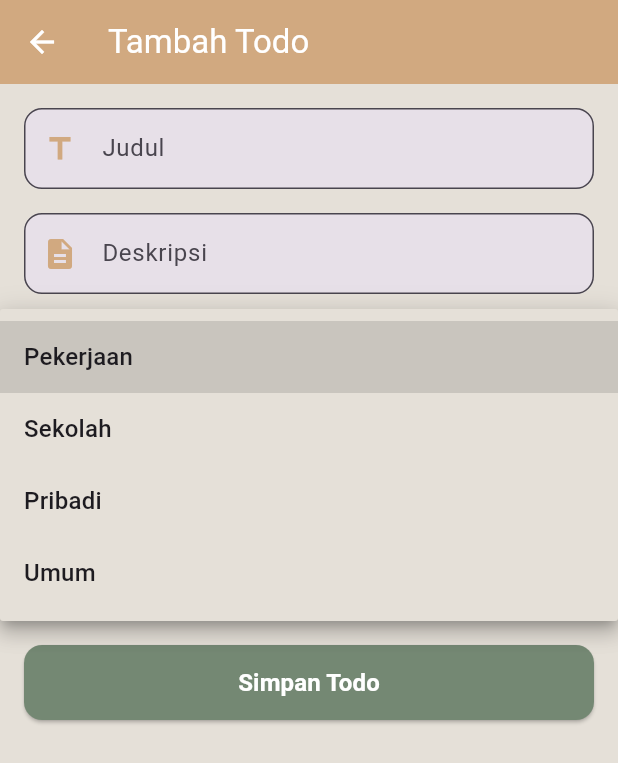
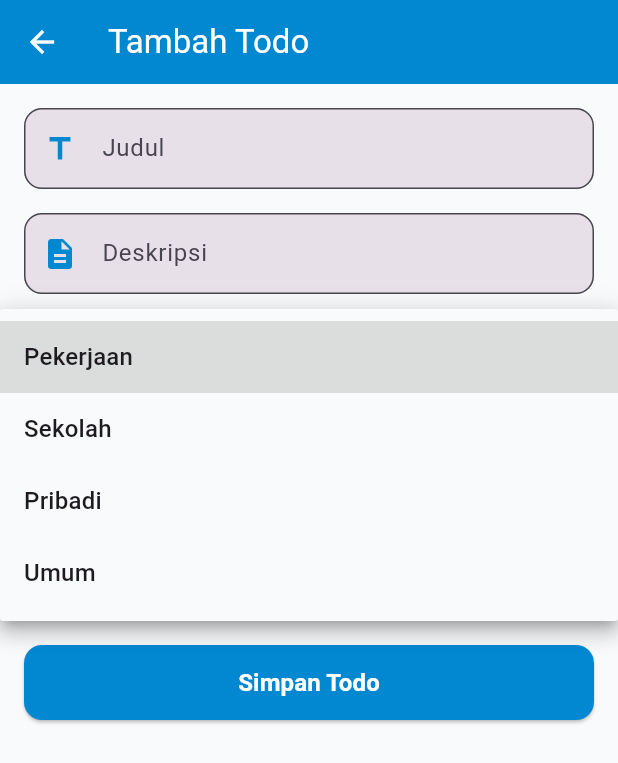
Before and after one commit to BanyuBening1/to_do_list_app, a Flutter app: the AddPage screen opened by its route, after a tap on "Pilih Kategori", on a phone screen of 412 x 824 dp. Shown: the top 763 px of the screen. Run offline on Flutter 3.47's test engine with Material 3 defaults, Android fonts, the phone set to English and light mode, and no system bars; our stand-ins replace get.

Commit message:
FEAT [Alip] feat change colour

```diff
--- a/lib/bindings/dashboard_binding.dart
+++ b/lib/bindings/dashboard_binding.dart
@@ -7,7 +7,6 @@ import 'package:to_do_list_app/controllers/home_controller.dart';
 class DashboardBinding extends Bindings {
   @override
   void dependencies() {
-    // Get.put<HomeController>(HomeController(), permanent: true);
     Get.lazyPut<DashboardController>(() => DashboardController(), fenix: true);
     Get.lazyPut<HomeController>(() => HomeController(), fenix: true);
     Get.lazyPut<AddTodoController>(() => AddTodoController(), fenix: true);
--- a/lib/components/app_color.dart
+++ b/lib/components/app_color.dart
@@ -1,11 +1,17 @@
 import 'package:flutter/material.dart';
 
 class AppColors {
-  static const Color primary = Color(0xFF748873);
-  static const Color secondary = Color(0xFFD1A980);
-  static const Color background = Color(0xFFE5E0D8);
-  static const Color surface = Color(0xFFF8F8F8);
-  static const Color appbar =  Color(0xFFF08787);
-  static const Color textDark = Colors.black87;
+  static const Color primary = Color(0xFF4FC3F7);
+  static const Color secondary = Color(
+    0xFF0288D1,
+  );
+  static const Color background = Color(
+    0xFFF9FAFB,
+  );
+  static const Color surface = Color(
+    0xFFFFFFFF,
+  );
+  static const Color appbar = Color(0xFF03A9F4);
+  static const Color textDark = Color(0xFF1A1A1A);
   static const Color textLight = Colors.white;
 }
--- a/lib/components/custom_button.dart
+++ b/lib/components/custom_button.dart
@@ -19,7 +19,7 @@ class CustomButton extends StatelessWidget {
   Widget build(BuildContext context) {
     return ElevatedButton(
       style: ElevatedButton.styleFrom(
-        backgroundColor: AppColors.primary,
+        backgroundColor: AppColors.secondary,
         minimumSize: const Size(double.infinity, 50),
         shape: RoundedRectangleBorder(
           borderRadius: BorderRadius.circular(12),
--- a/lib/components/profile_avatar.dart
+++ b/lib/components/profile_avatar.dart
@@ -27,7 +27,7 @@ class ProfileAvatar extends StatelessWidget {
           style: const TextStyle(
             fontSize: 22,
             fontWeight: FontWeight.bold,
-            color: Colors.black87,
+            color: Colors.white,
           ),
         ),
         const SizedBox(height: 4),
@@ -35,7 +35,7 @@ class ProfileAvatar extends StatelessWidget {
           email,
           style: TextStyle(
             fontSize: 14,
-            color: Colors.grey.shade600,
+            color: Colors.white,
           ),
         ),
       ],
--- a/lib/components/profile_item.dart
+++ b/lib/components/profile_item.dart
@@ -13,8 +13,8 @@ class ProfileItem extends StatelessWidget {
   @override
   Widget build(BuildContext context) {
     return ListTile(
-      leading: Icon(icon, color: Colors.blue),
-      title: Text(text, style: const TextStyle(fontSize: 16)),
+      leading: Icon(icon, color: Colors.white),
+      title: Text(text, style: const TextStyle(fontSize: 16,color: Colors.white,)),
     );
   }
 }
--- a/lib/controllers/home_controller.dart
+++ b/lib/controllers/home_controller.dart
@@ -10,14 +10,7 @@ class HomeController extends GetxController {
 
   final dateFormat = DateFormat('dd-MM-yyyy');
 
-  @override
-  void onInit() {
-    super.onInit();
-    todos.refresh();
-    print(
-      "HomeController created: $hashCode",
-    ); // paksa refresh saat controller dibuat
-  }
+
 
   void tambahTodo(Map<String, dynamic> todo) {
     todos.add({
@@ -25,7 +18,7 @@ class HomeController extends GetxController {
       'deskripsi': todo['deskripsi'],
       'kategori': todo['kategori'],
       'prioritas': todo['prioritas'],
-      'dueDate': todo['dueDate'], // ✅ wajib simpan di sini
+      'dueDate': todo['dueDate'],
       'selesai': false,
     });
   }
@@ -58,11 +51,7 @@ class HomeController extends GetxController {
     return parsed != null ? dateFormat.format(parsed) : null;
   }
 
-  Widget emptyMessage() {
-    return const Center(
-      child: Text("Belum ada todo", style: TextStyle(fontSize: 16)),
-    );
-  }
+
 
   bool isTodoEmpty() => todos.isEmpty;
 
--- a/lib/main.dart
+++ b/lib/main.dart
@@ -20,7 +20,7 @@ class MyApp extends StatelessWidget {
       theme: ThemeData(
         colorScheme: ColorScheme.fromSeed(seedColor: Colors.deepPurple),
       ),
-      initialRoute: AppRoute.loginPage,
+      initialRoute: AppRoute.dashboardPage,
       getPages: AppPages.pages,
       initialBinding: DashboardBinding(),
     );
--- a/lib/pages/add_page.dart
+++ b/lib/pages/add_page.dart
@@ -87,7 +87,7 @@ class AddPage extends StatelessWidget {
                     style: TextStyle(
                       color: controller.dueDate.value == null
                           ? Colors.grey
-                          : AppColors.primary,
+                          : AppColors.textDark,
                     ),
                   ),
                   onTap: () async {
--- a/lib/pages/dashboard_page.dart
+++ b/lib/pages/dashboard_page.dart
@@ -23,8 +23,9 @@ class DashboardPage extends StatelessWidget {
           currentIndex: controller.selectedIndex.value,
           onTap: controller.changeTabIndex,
           backgroundColor: AppColors.secondary,
-          selectedItemColor: const Color(0xFFE6CB8C), // versi lebih gelap
-          unselectedItemColor: Colors.white.withOpacity(0.7),
+          selectedItemColor: AppColors.primary,
+          unselectedItemColor: Colors.white,
+
           type: BottomNavigationBarType.fixed,
           elevation: 8,
           items: const [
```
Also changed, not shown: lib/pages/history_page.dart (+29 -1 lines), lib/pages/home_page.dart (+93 -10 lines), lib/pages/login_page.dart (+6 -7 lines).
